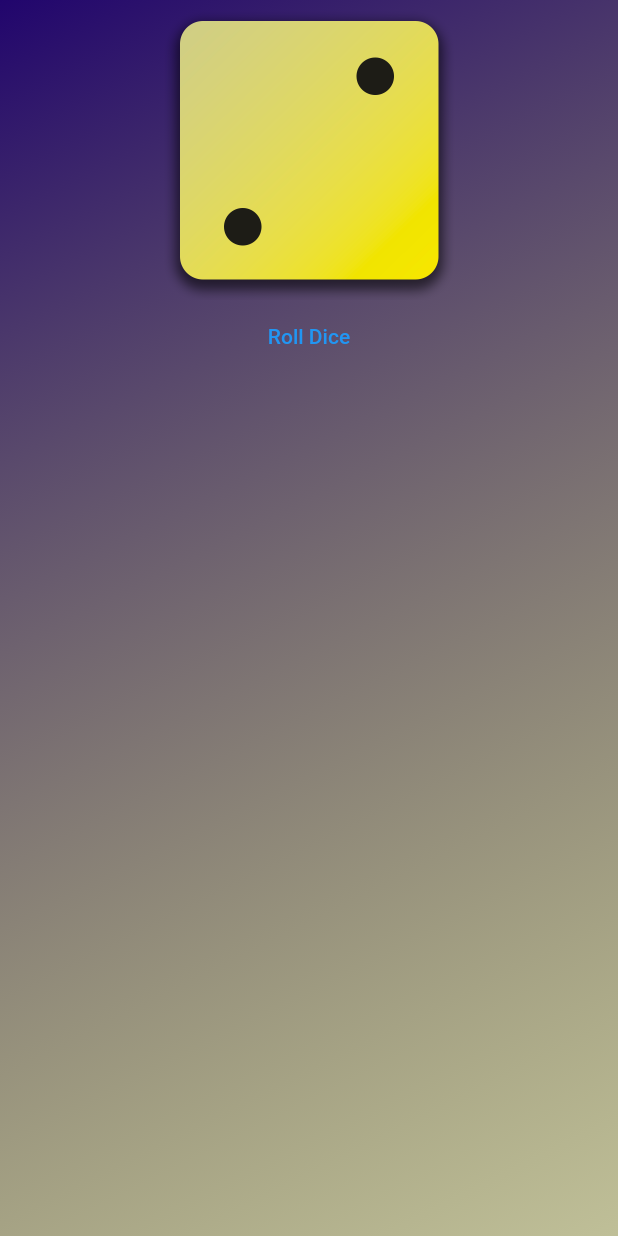
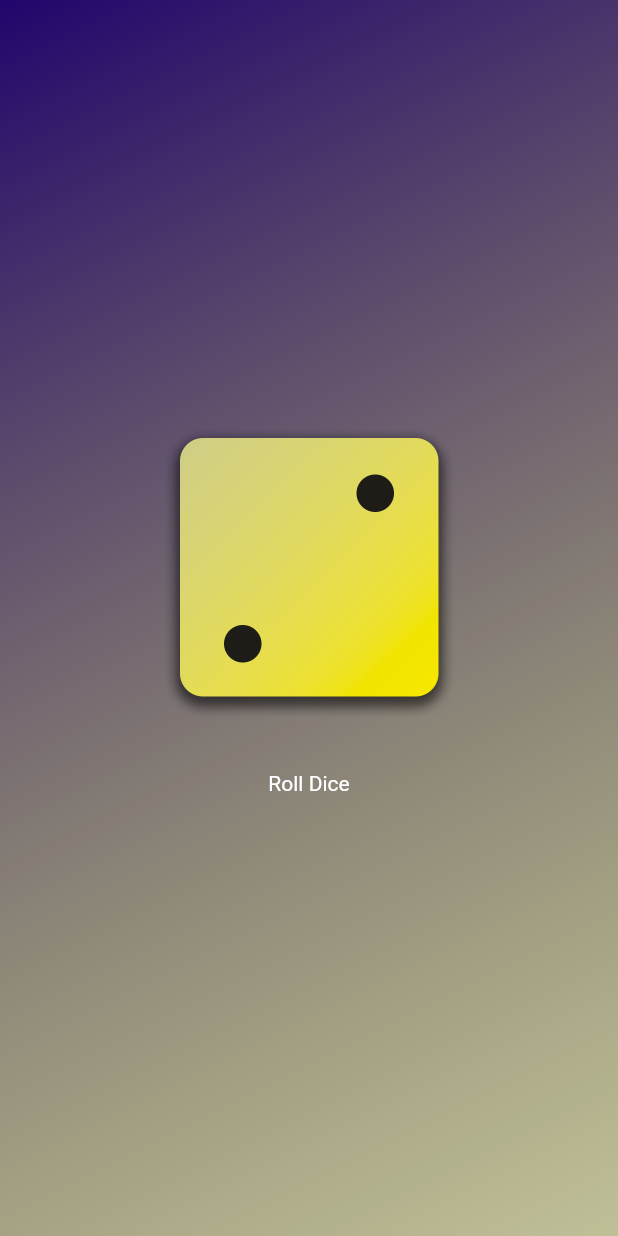
Before and after one commit to haruharu3220/Flutter_Dart_study01, a Flutter app: the screen it shows after launch, on a phone screen of 412 x 824 dp. Run offline on Flutter 3.47's test engine with Material 2 defaults, Android fonts, the phone set to English and light mode, and no system bars.

Commit message:
講義46 サイコロとボタンの間隔を調整

```diff
--- a/first_app/lib/gradient_container.dart
+++ b/first_app/lib/gradient_container.dart
@@ -28,12 +28,23 @@ class GradientContainer extends StatelessWidget {
       ),
       child: Center(
         child: Column(
+          mainAxisSize: MainAxisSize.min,
           children: [
             Image.asset(
               'assets/images/dice-2.png',
               width: 200,
             ),
-            TextButton(onPressed: rollDice, child: const Text('Roll Dice'))
+            const SizedBox(height: 20),
+            TextButton(
+              onPressed: rollDice,
+              child: const Text('Roll Dice'),
+              style: TextButton.styleFrom(
+                  // padding: const EdgeInsets.only(
+                  //   top: 20,
+                  // ),
+                  foregroundColor: Colors.white,
+                  textStyle: const TextStyle()),
+            )
           ],
         ),
       ),
```
